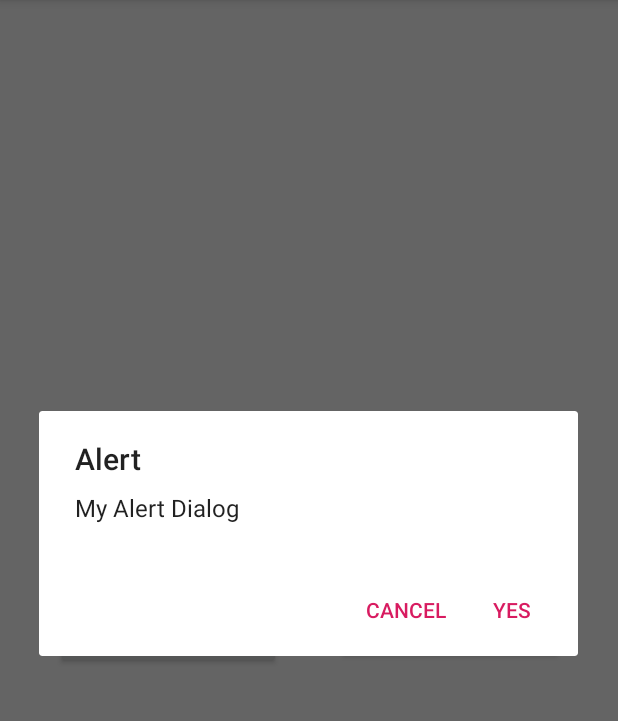
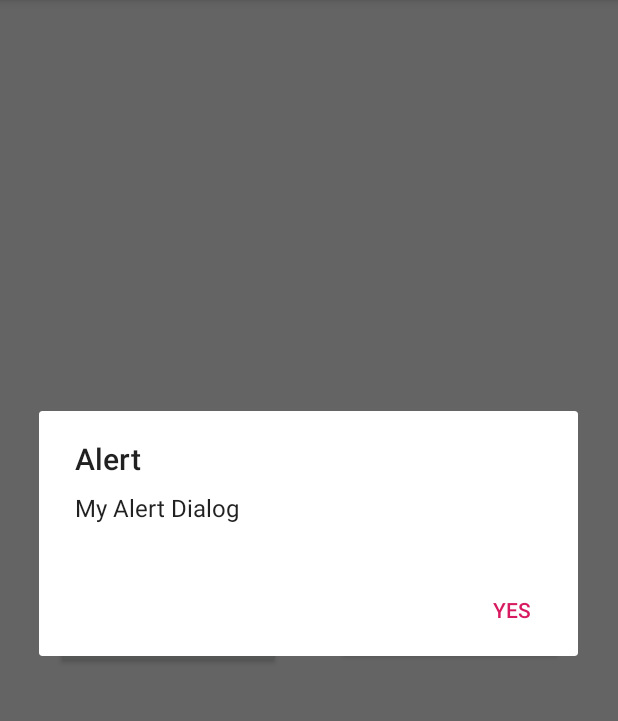
Before and after one commit to tranquilvid/DisplayApplication, an Android app: the screen it shows after launch (SampleActivity), after a tap on "SHOW DIALOG", on a phone screen of 412 x 824 dp, the part 84-805 px from its top. Run offline under Robolectric (Android 15) with nearby library versions, the phone set to English and light mode, and no system bars.

Commit message:
sample changed

```diff
--- a/app/src/main/java/com/ndz/displayapplication/SampleActivity.java
+++ b/app/src/main/java/com/ndz/displayapplication/SampleActivity.java
@@ -40,11 +40,6 @@ public class SampleActivity extends AppCompatActivity {
                 ToastManager mbuilder = new ToastManager.Builder().setcontext(SampleActivity.this).setMessage("Positive Button Click").setDuration(1).build();
                 mbuilder.showToast();
             }
-        }).setNegativeButton("cancel", new DialogManager.DialogListenerClick() {
-            @Override
-            public void onButtonClick() {
-
-            }
         }).setMessage("My Alert Dialog").build();
         mdialogbuilder.showDialog();
     }
```
